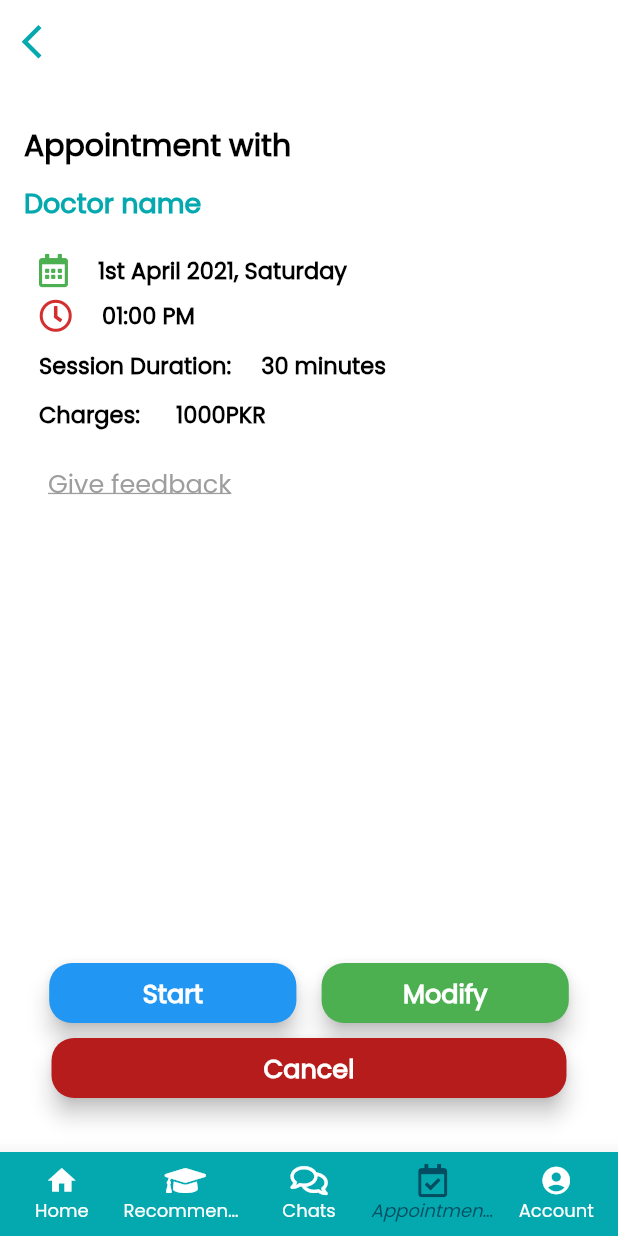
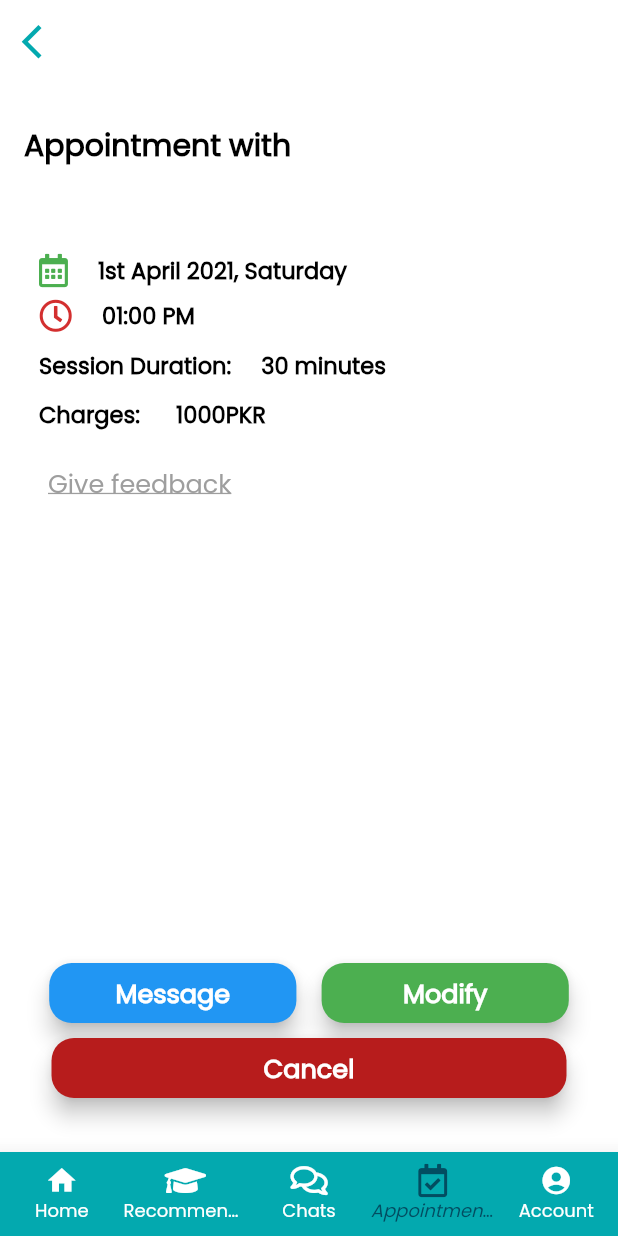
Before and after one commit to rzaheer/Rehnuma, a Flutter app: the AppointmentCard widget shown alone on an empty page, opened directly with empty values, after a tap on "View details", on a phone screen of 412 x 824 dp. Run offline on Flutter 3.47's test engine with Material 2 defaults, Android fonts, the light colour scheme and no system bars; our stand-ins replace carousel_slider, cloud_firestore, datetime_picker_formfield, email_validator, firebase_auth, firebase_core and 5 more; missing offline and left inert: autocomplete_textfield, email_auth, filter_list; accounts and stored records are empty; network calls fail.

Commit message:
chenges in chat

```diff
--- a/lib/CustomWidgets/Appointmentcard.dart
+++ b/lib/CustomWidgets/Appointmentcard.dart
@@ -1,6 +1,7 @@
 import 'package:finalyearproject/Global.dart';
 import 'package:finalyearproject/Screens/Student/Homepage/Appointmentsettings/Appointdetails.dart';
 import 'package:finalyearproject/models/AppointmentModel.dart';
+import 'package:finalyearproject/models/mentorModel.dart';
 import 'package:finalyearproject/services/sharedFunctions.dart';
 import 'package:flutter/material.dart';
 import 'package:font_awesome_flutter/font_awesome_flutter.dart';
@@ -149,7 +150,9 @@ class AppointmentCard extends StatelessWidget {
                           Navigator.push(
                               context,
                               MaterialPageRoute(
-                                  builder: (context) => AppointmentDetails()));
+                                  builder: (context) => AppointmentDetails(mentor:MentorModel(fullName: appointmentModel.mentorName,
+                                  mentorId: appointmentModel.mentorId
+                                  ),)));
                         },
                         child: Text(
                           'View details',
--- a/lib/Screens/Student/Homepage/Appointmentsettings/Appointdetails.dart
+++ b/lib/Screens/Student/Homepage/Appointmentsettings/Appointdetails.dart
@@ -25,6 +25,7 @@ class _AppointmentDetailsState extends State<AppointmentDetails> {
 
   @override
   Widget build(BuildContext context) {
+    print(widget.mentor.fullName);
     var size = MediaQuery.of(context).size;
     final format = DateFormat("dd/MM/yyyy");
     List<String> slots = [
@@ -67,7 +68,7 @@ class _AppointmentDetailsState extends State<AppointmentDetails> {
                   height: 10,
                 ),
                 Text(
-                  'Doctor name',
+                  '${widget.mentor.fullName}',
                   style: TextStyle(
                     color: primaryColor,
                     fontWeight: FontWeight.bold,
@@ -209,23 +210,29 @@ class _AppointmentDetailsState extends State<AppointmentDetails> {
                   children: [
                     CustomButton(
                       buttoncolor: Colors.blue,
-                      title: 'Start',
+                      title: 'Message',
                       onPressed: () {
                         ///
                         showDialog(
                             context: context,
                             builder: (BuildContext dialogContext) {
                               return CustomDialog(
-                                  buttonText: 'Start',
+                                  buttonText: 'Message',
                                   contentString: 'Text',
                                   titleString: "Initiating your session now😊",
                                   button1Function: () {
-                                    Navigator.of(context).pushAndRemoveUntil(
-                                        MaterialPageRoute(
-                                            builder: (context) => ChatPage(
+                                    Navigator.push(
+    context,
+    MaterialPageRoute(builder: (context) => ChatPage(
                                                   mentor: widget.mentor,
                                                 )),
-                                        (Route<dynamic> route) => false);
+  );
+                                    // Navigator.of(context).pushAndRemoveUntil(
+                                    //     MaterialPageRoute(
+                                    //         builder: (context) => ChatPage(
+                                    //               mentor: widget.mentor,
+                                    //             )),
+                                    //     (Route<dynamic> route) => false);
                                   });
                             });
                       },
--- a/lib/Screens/chatScreens/chat_page.dart
+++ b/lib/Screens/chatScreens/chat_page.dart
@@ -1,3 +1,4 @@
+import 'package:finalyearproject/Global.dart';
 import 'package:finalyearproject/Screens/chatScreens/messages_widget.dart';
 import 'package:finalyearproject/Screens/chatScreens/new_message_widget.dart';
 import 'package:finalyearproject/Screens/chatScreens/profile_header_widget.dart';
@@ -24,7 +25,7 @@ class _ChatPageState extends State<ChatPage> {
     var usser=Provider.of<StudentProvider>(context,listen: false);
     return Scaffold(
         extendBodyBehindAppBar: true,
-        backgroundColor: Colors.blue,
+        backgroundColor: primaryColor,
         body: SafeArea(
           child: Column(
             children: [
--- a/lib/Screens/chatScreens/new_message_widget.dart
+++ b/lib/Screens/chatScreens/new_message_widget.dart
@@ -1,3 +1,4 @@
+import 'package:finalyearproject/Global.dart';
 import 'package:finalyearproject/models/STDRegistermodel.dart';
 import 'package:finalyearproject/models/mentorModel.dart';
 import 'package:finalyearproject/services/firebase_api.dart';
@@ -64,7 +65,7 @@ class _NewMessageWidgetState extends State<NewMessageWidget> {
                 padding: EdgeInsets.all(8),
                 decoration: BoxDecoration(
                   shape: BoxShape.circle,
-                  color: Colors.blue,
+                  color: primaryColor,
                 ),
                 child: Icon(Icons.send, color: Colors.white),
               ),
```
Also changed, not shown: lib/Screens/chatScreens/profile_header_widget.dart (+8 -8 lines).
